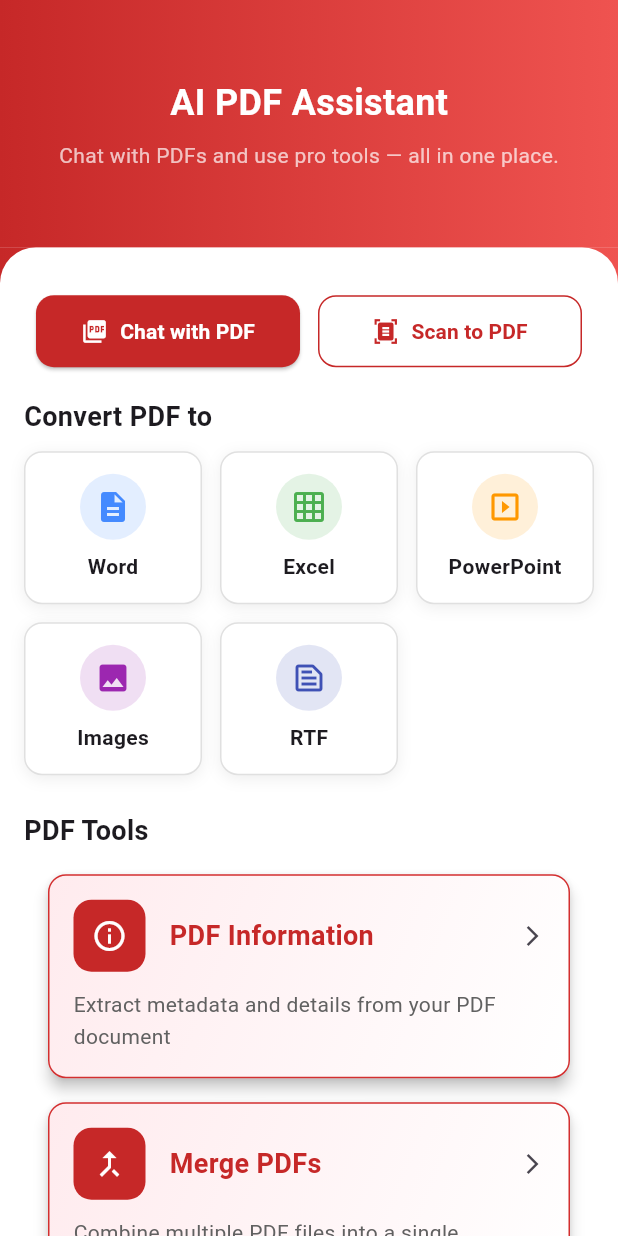
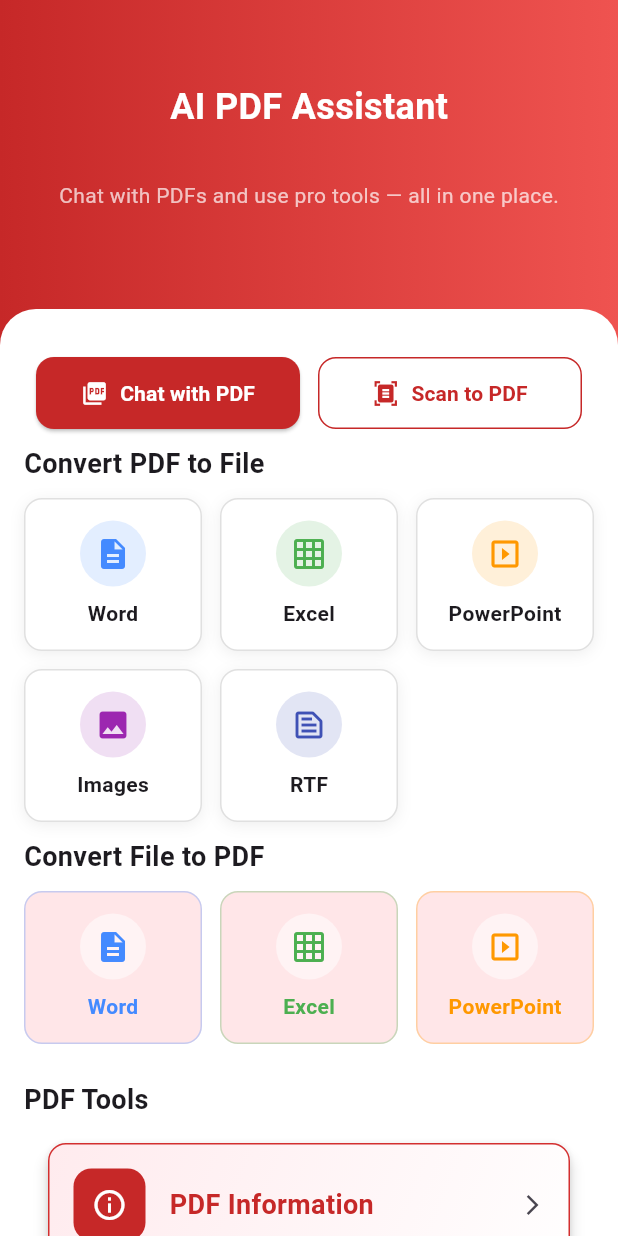
Before and after one commit to IzzaTech-Hub/ai_web_analyzer, a Flutter app: the screen it shows after launch, on a phone screen of 412 x 824 dp. Run offline on Flutter 3.47's test engine with Material 3 defaults, Android fonts, the phone set to English and light mode, and no system bars; our stand-ins replace cloud_firestore, connectivity_plus, dio, file_picker, firebase_analytics, firebase_core and 14 more; missing offline and left inert: api_key_pool, flutter_pdfview, flutter_tesseract_ocr, syncfusion_flutter_pdf; accounts and stored records are empty; network calls fail.

Commit message:
new home

```diff
--- a/lib/app/modules/new_home/views/new_home_view.dart
+++ b/lib/app/modules/new_home/views/new_home_view.dart
@@ -20,34 +20,34 @@ class NewHomeView extends GetView<NewHomeController> {
   late BannerAd myBanner;
   RxBool isBannerLoaded = false.obs;
 
-  NativeAd? nativeAd;
-  RxBool nativeAdIsLoaded = false.obs;
+  // NativeAd? nativeAd;
+  // RxBool nativeAdIsLoaded = false.obs;
 
-  initNative() {
-    nativeAd = NativeAd(
-      adUnitId: AppStrings.ADMOB_NATIVE,
-      request: AdRequest(),
-      // factoryId: ,
-      nativeTemplateStyle:
-          NativeTemplateStyle(templateType: TemplateType.medium),
-      listener: NativeAdListener(
-        onAdLoaded: (Ad ad) {
-          print('$NativeAd loaded.');
+  // initNative() {
+  //   nativeAd = NativeAd(
+  //     adUnitId: AppStrings.ADMOB_NATIVE,
+  //     request: AdRequest(),
+  //     // factoryId: ,
+  //     nativeTemplateStyle:
+  //         NativeTemplateStyle(templateType: TemplateType.medium),
+  //     listener: NativeAdListener(
+  //       onAdLoaded: (Ad ad) {
+  //         print('$NativeAd loaded.');
 
-          nativeAdIsLoaded.value = true;
-        },
-        onAdFailedToLoad: (Ad ad, LoadAdError error) {
-          print('$NativeAd failedToLoad: $error');
-          ad.dispose();
-        },
-        onAdOpened: (Ad ad) => print('$NativeAd onAdOpened.'),
-        onAdClosed: (Ad ad) => print('$NativeAd onAdClosed.'),
-      ),
-    )..load();
-  }
-  //? commented by jamal end
+  //         nativeAdIsLoaded.value = true;
+  //       },
+  //       onAdFailedToLoad: (Ad ad, LoadAdError error) {
+  //         print('$NativeAd failedToLoad: $error');
+  //         ad.dispose();
+  //       },
+  //       onAdOpened: (Ad ad) => print('$NativeAd onAdOpened.'),
+  //       onAdClosed: (Ad ad) => print('$NativeAd onAdClosed.'),
+  //     ),
+  //   )..load();
+  // }
+  // //? commented by jamal end
 
-  /// Native Ad Implemntation End ///
+  // /// Native Ad Implemntation End ///
   initBanner() {
     BannerAdListener listener = BannerAdListener(
       // Called when an ad is successfully received.
@@ -87,11 +87,11 @@ class NewHomeView extends GetView<NewHomeController> {
   @override
   Widget build(BuildContext context) {
     initBanner();
-    initNative();
+    // initNative();
     final pdfOpsCtl = Get.find<PdfOperationsController>();
     final homeCtl = Get.find<HomeViewCTL>();
 
-    final converters = [
+    final toPdfConverters = [
       {
         'label': 'Word',
         'icon': Icons.description,
@@ -123,12 +123,44 @@ class NewHomeView extends GetView<NewHomeController> {
         'ext': 'rtf'
       },
     ];
+    final fromPdfConverters = [
+      {
+        'label': 'Word',
+        'icon': Icons.description,
+        'color': Colors.blueAccent,
+        'ext': 'docx'
+      },
+      {
+        'label': 'Excel',
+        'icon': Icons.grid_on,
+        'color': Colors.green,
+        'ext': 'xlsx'
+      },
+      {
+        'label': 'PowerPoint',
+        'icon': Icons.slideshow,
+        'color': Colors.orange,
+        'ext': 'pptx'
+      },
+      // {
+      //   'label': 'Images',
+      //   'icon': Icons.image,
+      //   'color': Colors.purple,
+      //   'ext': 'jpeg'
+      // },
+      // {
+      //   'label': 'RTF',
+      //   'icon': Icons.text_snippet_outlined,
+      //   'color': Colors.indigo,
+      //   'ext': 'rtf'
+      // },
+    ];
 
     return Scaffold(
       // backgroundColor: Colors.red.shade400,
 
       appBar: PreferredSize(
-          preferredSize: Size.fromHeight(SizeConfig.screenHeight * 0.2),
+          preferredSize: Size.fromHeight(SizeConfig.screenHeight * 0.25),
           child: Container(
             width: double.infinity,
             padding: const EdgeInsets.all(20),
@@ -143,8 +175,9 @@ class NewHomeView extends GetView<NewHomeController> {
             child: SafeArea(
               child: Column(
                 crossAxisAlignment: CrossAxisAlignment.center,
-                mainAxisAlignment: MainAxisAlignment.center,
-                children: const [
+                mainAxisAlignment: MainAxisAlignment.spaceEvenly,
+                children: [
+                  verticalSpace(10),
                   Text(
                     'AI PDF Assistant',
                     style: TextStyle(
@@ -158,6 +191,18 @@ class NewHomeView extends GetView<NewHomeController> {
                     'Chat with PDFs and use pro tools — all in one place.',
                     style: TextStyle(color: Colors.white70, fontSize: 14),
                   ),
+                  Obx(() => isBannerLoaded.value &&
+                          AdMobAdsProvider.instance.isAdEnable.value
+                      ? Column(
+                          children: [
+                            const SizedBox(height: 10),
+                            Container(
+                                height: AdSize.banner.height.toDouble(),
+                                child: AdWidget(ad: myBanner)),
+                          ],
+                        )
+                      : Container()),
+                  verticalSpace(10),
                 ],
               ),
             ),
@@ -253,21 +298,9 @@ class NewHomeView extends GetView<NewHomeController> {
                     ),
 
                     const SizedBox(height: 10),
-                    Obx(() => isBannerLoaded.value &&
-                            AdMobAdsProvider.instance.isAdEnable.value
-                        ? Column(
-                            children: [
-                              const SizedBox(height: 10),
-                              Container(
-                                  height: AdSize.banner.height.toDouble(),
-                                  child: AdWidget(ad: myBanner)),
-                            ],
-                          )
-                        : Container()),
-                    verticalSpace(10),
                     // Converters section
                     const Text(
-                      'Convert PDF to',
+                      'Convert PDF to File',
                       style:
                           TextStyle(fontSize: 18, fontWeight: FontWeight.w700),
                     ),
@@ -275,7 +308,7 @@ class NewHomeView extends GetView<NewHomeController> {
                     Wrap(
                       spacing: 12,
                       runSpacing: 12,
-                      children: converters.map((c) {
+                      children: toPdfConverters.map((c) {
                         return InkWell(
                           onTap: () =>
                               pdfOpsCtl.quickConvert(c['ext'] as String),
@@ -310,6 +343,72 @@ class NewHomeView extends GetView<NewHomeController> {
                                   c['label'] as String,
                                   style: const TextStyle(
                                     fontWeight: FontWeight.w600,
+                                  ),
+                                ),
+                              ],
+                            ),
+                          ),
+                        );
+                      }).toList(),
+                    ),
+                    const SizedBox(height: 10),
+
+                    const Text(
+                      'Convert File to PDF',
+                      style:
+                          TextStyle(fontSize: 18, fontWeight: FontWeight.w700),
+                    ),
+                    const SizedBox(height: 10),
+                    Wrap(
+                      spacing: 12,
+                      runSpacing: 12,
+                      children: fromPdfConverters.map((c) {
+                        return InkWell(
+                          onTap: () {
+                            if (c['ext'] as String == 'jpeg') {
+                              AdNavigator.toNamed(Routes.PDFSCANNER);
+                            } else {
+                              pdfOpsCtl.quickCreatePdfFrom(c['ext'] as String);
+                            }
+                          },
+                          borderRadius: BorderRadius.circular(12),
+                          child: Container(
+                            width: (Get.width - 56) / 3,
+                            padding: const EdgeInsets.all(14),
+                            decoration: BoxDecoration(
+                              color: Colors.red.shade100.withOpacity(0.5),
+                              // color: Colors.white,
+                              borderRadius: BorderRadius.circular(12),
+                              // border: Border.all(color: Colors.grey.shade300),
+                              border: Border.all(
+                                  color: (c['color'] as Color)
+                                      .withValues(alpha: 0.3)),
+                              // boxShadow: [
+                              //   BoxShadow(
+                              //     color: Colors.red.shade100.withOpacity(0.5),
+                              //     // color: Color(0x11000000),
+                              //     blurRadius: 8,
+                              //     offset: Offset(0, 2),
+                              //   ),
+                              // ],
+                            ),
+                            child: Column(
+                              mainAxisSize: MainAxisSize.min,
+                              children: [
+                                CircleAvatar(
+                                  radius: 22,
+                                  backgroundColor:
+                                      // (c['color'] as Color).withOpacity(0.15),
+                                      Colors.white.withOpacity(0.5),
+                                  child: Icon(c['icon'] as IconData,
+                                      color: c['color'] as Color),
+                                ),
+                                const SizedBox(height: 8),
+                                Text(
+                                  c['label'] as String,
+                                  style: TextStyle(
+                                    fontWeight: FontWeight.w600,
+                                    color: c['color'] as Color,
                                   ),
                                 ),
                               ],
@@ -437,18 +536,18 @@ class NewHomeView extends GetView<NewHomeController> {
                     //   child: const Text('Open Web Chat'),
                     // ),
                     //native ad
-                    Obx(
-                      () => AdMobAdsProvider.instance.isAdEnable.value
-                          ? Center(
-                              child: Container(
-                                  margin: EdgeInsets.symmetric(
-                                      horizontal:
-                                          SizeConfig.blockSizeHorizontal * 5),
-                                  child: NativeAdMethed(
-                                      nativeAd, nativeAdIsLoaded)),
-                            )
-                          : Container(),
-                    ),
+                    // Obx(
+                    //   () => AdMobAdsProvider.instance.isAdEnable.value
+                    //       ? Center(
+                    //           child: Container(
+                    //               margin: EdgeInsets.symmetric(
+                    //                   horizontal:
+                    //                       SizeConfig.blockSizeHorizontal * 5),
+                    //               child: NativeAdMethed(
+                    //                   nativeAd, nativeAdIsLoaded)),
+                    //         )
+                    //       : Container(),
+                    // ),
                     verticalSpace(12),
                   ],
                 ),
--- a/lib/app/providers/admob_ads_provider.dart
+++ b/lib/app/providers/admob_ads_provider.dart
@@ -70,7 +70,7 @@ class AdMobAdsProvider {
   }
 
   void showInterstitialAd(Function onRewardedAdWatched) {
-    int adShowDelay = 20;
+    int adShowDelay = 30;
 
     // Calculate the time difference between the current time and the last shown time
     Duration timeSinceLastShown =
--- a/pubspec.yaml
+++ b/pubspec.yaml
@@ -16,7 +16,7 @@ publish_to: 'none' # Remove this line if you wish to publish to pub.dev
 # https://developer.apple.com/library/archive/documentation/General/Reference/InfoPlistKeyReference/Articles/CoreFoundationKeys.html
 # In Windows, build-name is used as the major, minor, and patch parts
 # of the product and file versions while build-number is used as the build suffix.
-version: 1.0.9+10
+version: 1.1.1+12
 
 environment:
   sdk: ^3.5.3
```
Also changed, not shown: lib/app/modules/pdf_operations/controllers/pdf_operations_controller.dart (+192 -1 lines), lib/app/modules/pdfscanner/views/pdfscanner_view.dart (+69 -69 lines).
